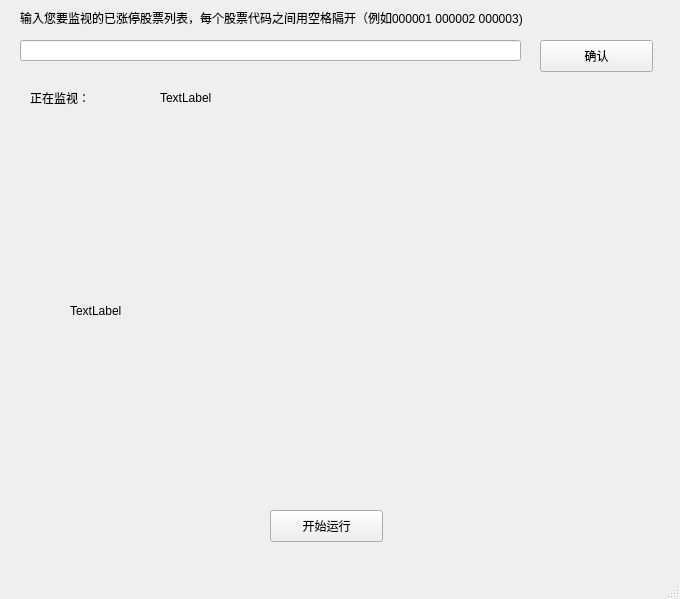
The window that IdaoWatcher/watch_limit_main.ui (pleiadesian/IdaoWatcher) describes before a commit, drawn with Qt 5.
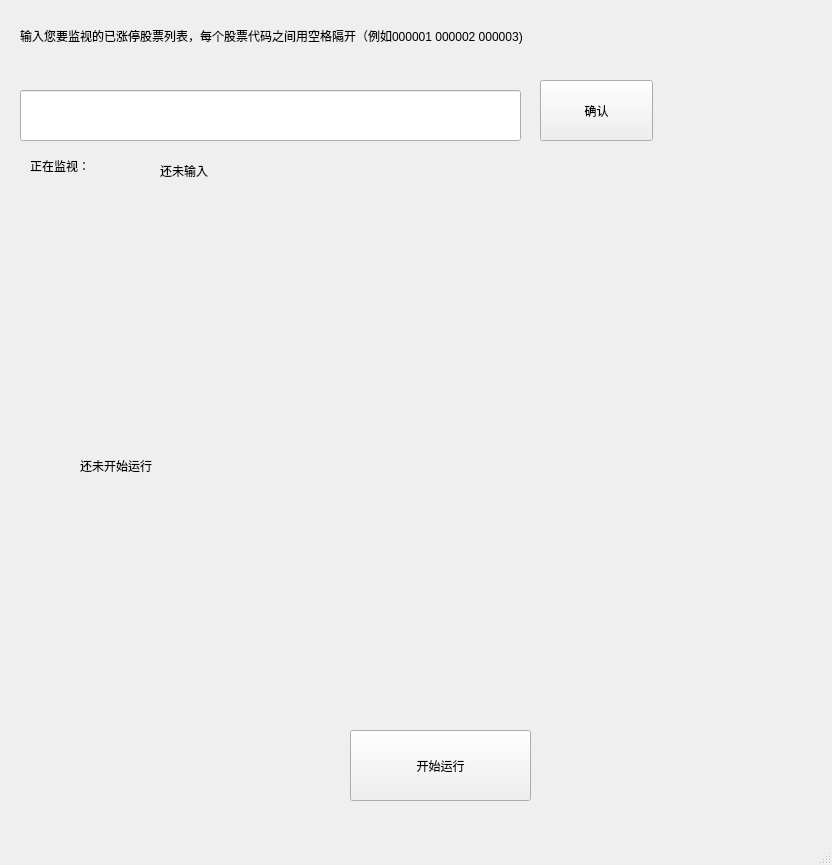
The same window after the commit.

Commit message: enlarge for win

```diff
--- a/IdaoWatcher/watch_limit_main.ui
+++ b/IdaoWatcher/watch_limit_main.ui
@@ -6,8 +6,8 @@
    <rect>
     <x>0</x>
     <y>0</y>
-    <width>680</width>
-    <height>599</height>
+    <width>832</width>
+    <height>865</height>
    </rect>
   </property>
   <property name="windowTitle">
@@ -17,23 +17,23 @@
    <widget class="QLabel" name="label">
     <property name="geometry">
      <rect>
-      <x>70</x>
-      <y>130</y>
-      <width>501</width>
-      <height>361</height>
+      <x>80</x>
+      <y>210</y>
+      <width>711</width>
+      <height>511</height>
      </rect>
     </property>
     <property name="text">
-     <string>TextLabel</string>
+     <string>还未开始运行</string>
     </property>
    </widget>
    <widget class="QPushButton" name="pushButton">
     <property name="geometry">
      <rect>
       <x>540</x>
-      <y>40</y>
+      <y>80</y>
       <width>113</width>
-      <height>32</height>
+      <height>61</height>
      </rect>
     </property>
     <property name="text">
@@ -44,9 +44,9 @@
     <property name="geometry">
      <rect>
       <x>20</x>
-      <y>40</y>
+      <y>90</y>
       <width>501</width>
-      <height>21</height>
+      <height>51</height>
      </rect>
     </property>
    </widget>
@@ -54,9 +54,9 @@
     <property name="geometry">
      <rect>
       <x>20</x>
-      <y>10</y>
+      <y>5</y>
       <width>631</width>
-      <height>16</height>
+      <height>61</height>
      </rect>
     </property>
     <property name="text">
@@ -67,9 +67,9 @@
     <property name="geometry">
      <rect>
       <x>30</x>
-      <y>90</y>
+      <y>130</y>
       <width>101</width>
-      <height>16</height>
+      <height>71</height>
      </rect>
     </property>
     <property name="text">
@@ -80,22 +80,22 @@
     <property name="geometry">
      <rect>
       <x>160</x>
-      <y>90</y>
+      <y>130</y>
       <width>491</width>
-      <height>16</height>
+      <height>81</height>
      </rect>
     </property>
     <property name="text">
-     <string>TextLabel</string>
+     <string>还未输入</string>
     </property>
    </widget>
    <widget class="QPushButton" name="pushButton_2">
     <property name="geometry">
      <rect>
-      <x>270</x>
-      <y>510</y>
-      <width>113</width>
-      <height>32</height>
+      <x>350</x>
+      <y>730</y>
+      <width>181</width>
+      <height>71</height>
      </rect>
     </property>
     <property name="text">
```
Left out of the diff: 2 changed lines with no effect on the pictures. The commit also changes 1 other file.
